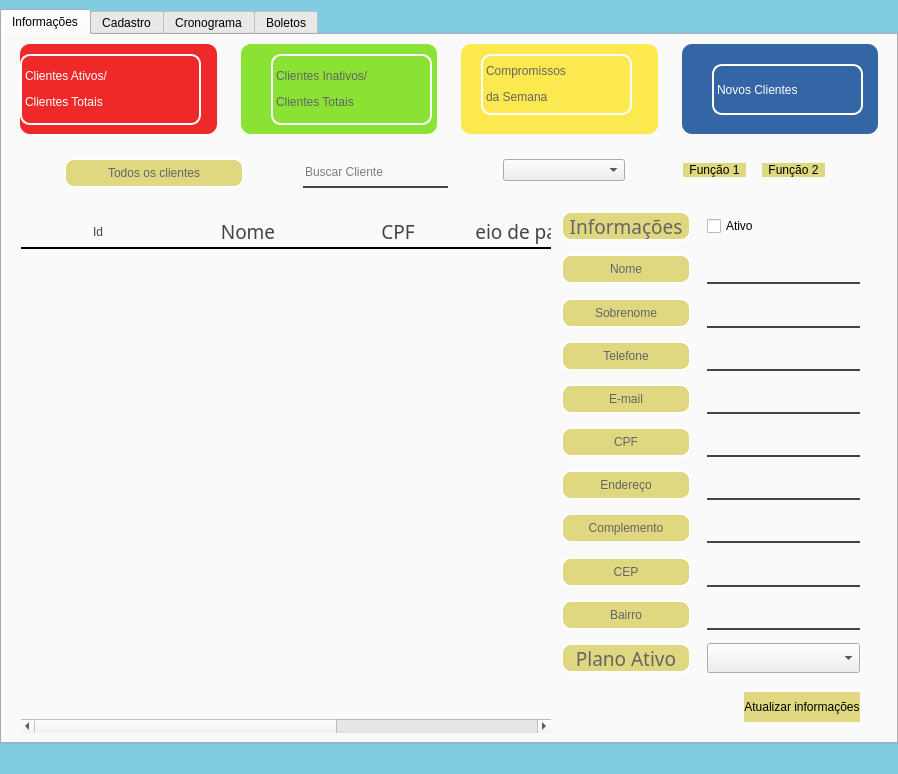
Old version of the form Telas/UI/dashCliente.ui in the repository Nautilidae-project/Nautilus.
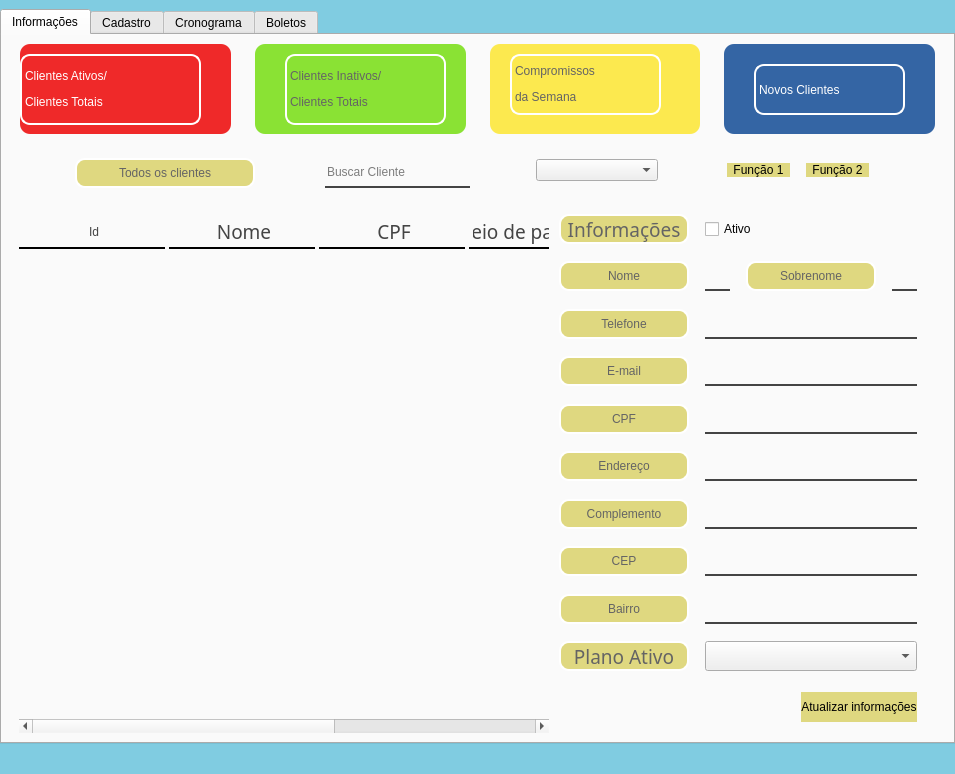
New version of the form.

What changed in the file:
```diff
--- a/Telas/UI/dashCliente.ui
+++ b/Telas/UI/dashCliente.ui
@@ -6,7 +6,7 @@
    <rect>
     <x>0</x>
     <y>0</y>
-    <width>898</width>
+    <width>955</width>
     <height>774</height>
    </rect>
   </property>
@@ -139,6 +139,9 @@
       <number>0</number>
      </property>
      <widget class="QWidget" name="tbInfosCliente">
+      <property name="enabled">
+       <bool>true</bool>
+      </property>
       <attribute name="title">
        <string>Informações</string>
       </attribute>
@@ -327,39 +330,6 @@
                </property>
               </widget>
              </item>
-            </layout>
-           </widget>
-          </item>
-          <item>
-           <widget class="QFrame" name="frInfoSobrenome">
-            <property name="minimumSize">
-             <size>
-              <width>0</width>
-              <height>36</height>
-             </size>
-            </property>
-            <property name="frameShape">
-             <enum>QFrame::StyledPanel</enum>
-            </property>
-            <property name="frameShadow">
-             <enum>QFrame::Raised</enum>
-            </property>
-            <layout class="QHBoxLayout" name="horizontalLayout_23">
-             <property name="spacing">
-              <number>16</number>
-             </property>
-             <property name="leftMargin">
-              <number>2</number>
-             </property>
-             <property name="topMargin">
-              <number>2</number>
-             </property>
-             <property name="rightMargin">
-              <number>16</number>
-             </property>
-             <property name="bottomMargin">
-              <number>2</number>
-             </property>
              <item>
               <widget class="QLabel" name="lbInfoSobrenome">
                <property name="minimumSize">
@@ -1390,7 +1360,7 @@
          </property>
          <layout class="QGridLayout" name="gridLayout_5">
           <property name="leftMargin">
-           <number>10</number>
+           <number>8</number>
           </property>
           <property name="topMargin">
            <number>10</number>
@@ -1401,7 +1371,7 @@
           <property name="bottomMargin">
            <number>0</number>
           </property>
-          <item row="0" column="0">
+          <item row="0" column="0" alignment="Qt::AlignLeft">
            <widget class="QTableWidget" name="tblClientes">
             <property name="minimumSize">
              <size>
@@ -1425,6 +1395,10 @@
 	color: #444;
 }
 
+QHeaderView::section:horizontal {
+	margin-right: 4;
+}
+
 QHeaderView::section:checked
 {
     background-color: #DFD880;
@@ -1451,11 +1425,9 @@
 
 
 
-
-
  QScrollBar:vertical {
      border: 2px solid grey;
-     background: #32CC99;
+     background: #0E90AD;
      width: 15px;
      margin: 22px 0 22px 0;
  }
@@ -1465,7 +1437,7 @@
  }
  QScrollBar::add-line:vertical {
      border: 2px solid grey;
-     background: #32CC99;
+     background: #0E90AD;
      height: 20px;
      subcontrol-position: bottom;
      subcontrol-origin: margin;
@@ -1473,7 +1445,7 @@
 
  QScrollBar::sub-line:vertical {
      border: 2px solid grey;
-     background: #32CC99;
+     background: #0E90AD;
      height: 20px;
      subcontrol-position: top;
      subcontrol-origin: margin;
```
